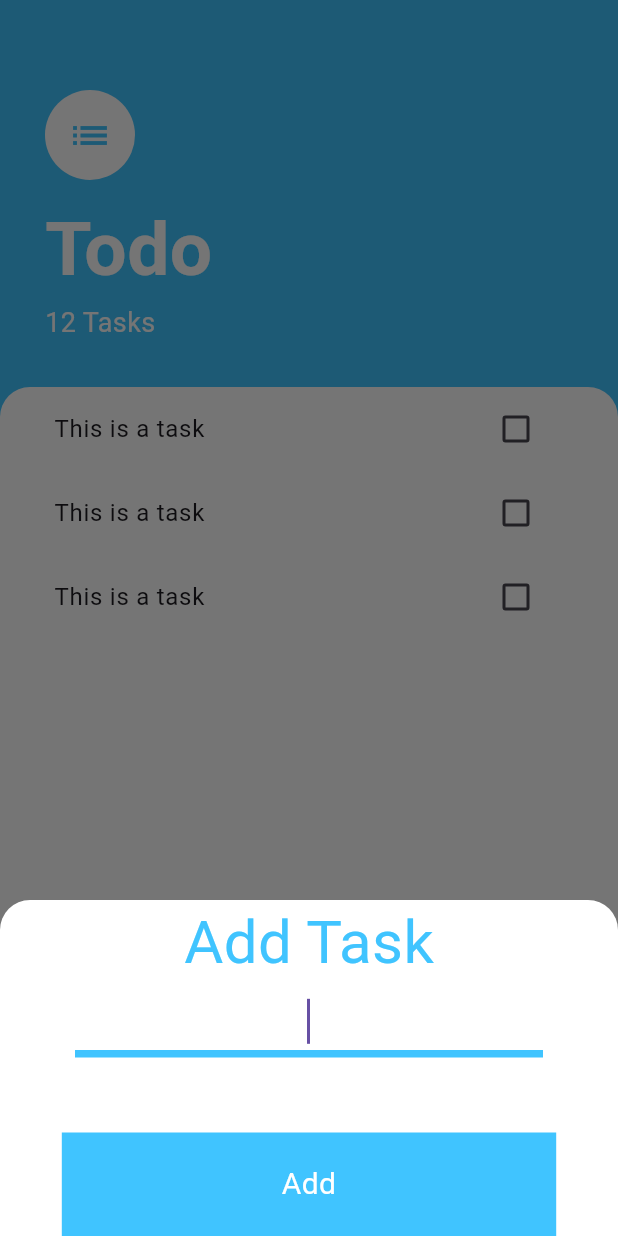
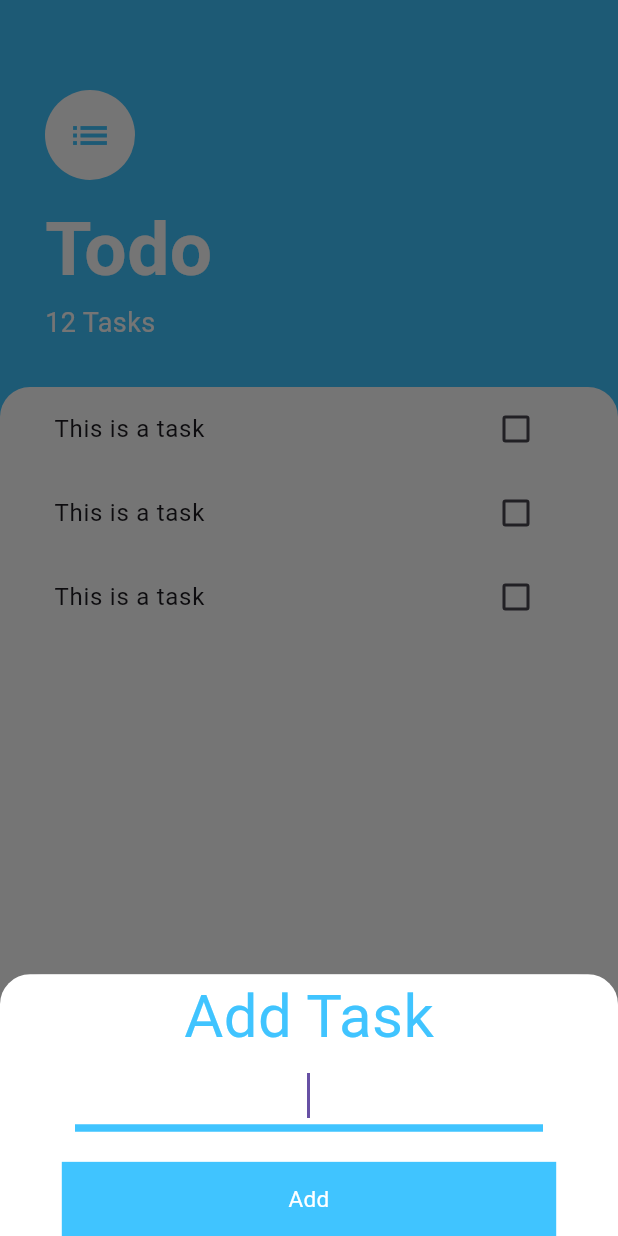
Before and after one commit to V4nshaj/App_flutter, a Flutter app: the screen it shows after launch, after a tap on the "add" icon, on a phone screen of 412 x 824 dp. Run offline on Flutter 3.47's test engine with Material 3 defaults, Android fonts, the phone set to English and light mode, and no system bars; our stand-ins replace animated_text_kit, cloud_firestore, firebase_auth, firebase_core, firebase_database, flutter_spinkit and 3 more; accounts and stored records are empty.

Commit message:
tasks added

```diff
--- /dev/null
+++ b/todo/lib/models/task.dart
@@ -0,0 +1,8 @@
+class Task {
+  final String name;
+  bool isDone;
+  Task({this.name = '', this.isDone = false});
+  void toggleDone() {
+    isDone = !isDone;
+  }
+}
--- a/todo/lib/screens/add_task_screen.dart
+++ b/todo/lib/screens/add_task_screen.dart
@@ -8,8 +8,9 @@ class AddTaskScreen extends StatefulWidget {
 }
 
 class _AddTaskScreenState extends State<AddTaskScreen> {
-  List<String> tasks = [];
-  final taskController = TextEditingController(); //controller for
+  List<String> _tasks = [];
+  final _taskController = TextEditingController(); //controller for
+
   @override
   void initState() {
     //state is called at the beginnning
@@ -23,13 +24,13 @@ class _AddTaskScreenState extends State<AddTaskScreen> {
     print("init state called");
   }
 
-  void addTask() {
-    String newTask = taskController.text; // Get the entered text
+  void _addTask() {
+    String newTask = _taskController.text; // Get the entered text
     if (newTask.isNotEmpty) {
       // Check if the text is not empty
       setState(() {
-        tasks.add(newTask); // Add the task to the list
-        taskController.clear(); // Clear the text field
+        _tasks.add(newTask); // Add the task to the list
+        _taskController.clear(); // Clear the text field
       });
     }
   }
@@ -65,7 +66,7 @@ class _AddTaskScreenState extends State<AddTaskScreen> {
                   autofocus:
                       true, //as soon as the taskfield opens it opens the keyboard without clicking on the textfield
                   textAlign: TextAlign.center,
-                  controller: taskController,
+                  controller: _taskController,
                   decoration: InputDecoration(
                       enabledBorder: const UnderlineInputBorder(
                         borderSide: const BorderSide(
@@ -83,9 +84,9 @@ class _AddTaskScreenState extends State<AddTaskScreen> {
                 ),
               ),
               SizedBox(
-                height: 50.0,
+                height: 20.0,
               ),
-              add_button(),
+              add_button(onTaskAdded: _addTask),
             ],
           )),
     );
--- a/todo/lib/screens/task_screen.dart
+++ b/todo/lib/screens/task_screen.dart
@@ -27,7 +27,7 @@ class TaskScreen extends StatelessWidget {
                   true, // it changes the bottom screen to cover the whole screen
 
               builder: (BuildContext context) => SingleChildScrollView(
-                  //makes keyboard just below the button, gemini has another method
+                  //makes keyboard just below the button
                   child: Container(
                       padding: EdgeInsets.only(
                           bottom: MediaQuery.of(context).viewInsets.bottom),
--- a/todo/lib/widgets/add_button.dart
+++ b/todo/lib/widgets/add_button.dart
@@ -1,18 +1,22 @@
 import 'package:flutter/material.dart';
+import 'package:todo/screens/add_task_screen.dart';
 
 class add_button extends StatelessWidget {
-  const add_button({
-    super.key,
-  });
+  final Function onTaskAdded; // Callback function to pass added task
 
+  const add_button({required this.onTaskAdded});
   @override
   Widget build(BuildContext context) {
     return InkWell(
       //creates clickable areas i.e increases to touch area
-      onTap: () {},
+      onTap: () {
+        onPressed:
+        onTaskAdded;
+      },
       child: Container(
         width: MediaQuery.of(context).size.width * 0.8, //screen size 80 % width
-        padding: EdgeInsets.symmetric(vertical: 20.0),
+        height: MediaQuery.of(context).size.height * 0.06,
+        padding: EdgeInsets.symmetric(vertical: 10.0),
         color: Colors.lightBlueAccent,
         child: Column(
           mainAxisAlignment: MainAxisAlignment.center,
@@ -20,7 +24,7 @@ class add_button extends StatelessWidget {
             Text(
               'Add',
               textAlign: TextAlign.center,
-              style: TextStyle(color: Colors.white, fontSize: 20.0),
+              style: TextStyle(color: Colors.white, fontSize: 15.0),
             ),
           ],
         ),
--- a/todo/lib/widgets/task_list.dart
+++ b/todo/lib/widgets/task_list.dart
@@ -1,7 +1,16 @@
 import 'package:flutter/material.dart';
 import 'package:todo/widgets/task_tile.dart';
+import 'package:todo/models/task.dart';
 
-class TaskList extends StatelessWidget {
+class TaskList extends StatefulWidget {
+  @override
+  State<TaskList> createState() => _TaskListState();
+}
+
+class _TaskListState extends State<TaskList> {
+  List<Task> tasks = [
+    Task(name: 'Buy milk'),
+  ];
   @override
   Widget build(BuildContext context) {
     return ListView(children: [
```
